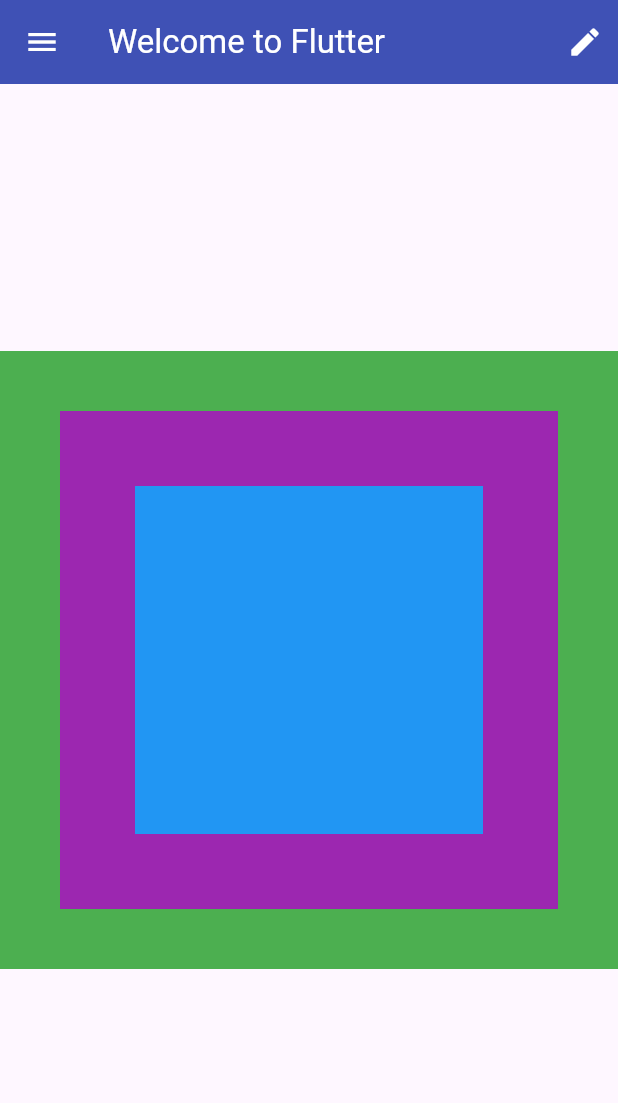
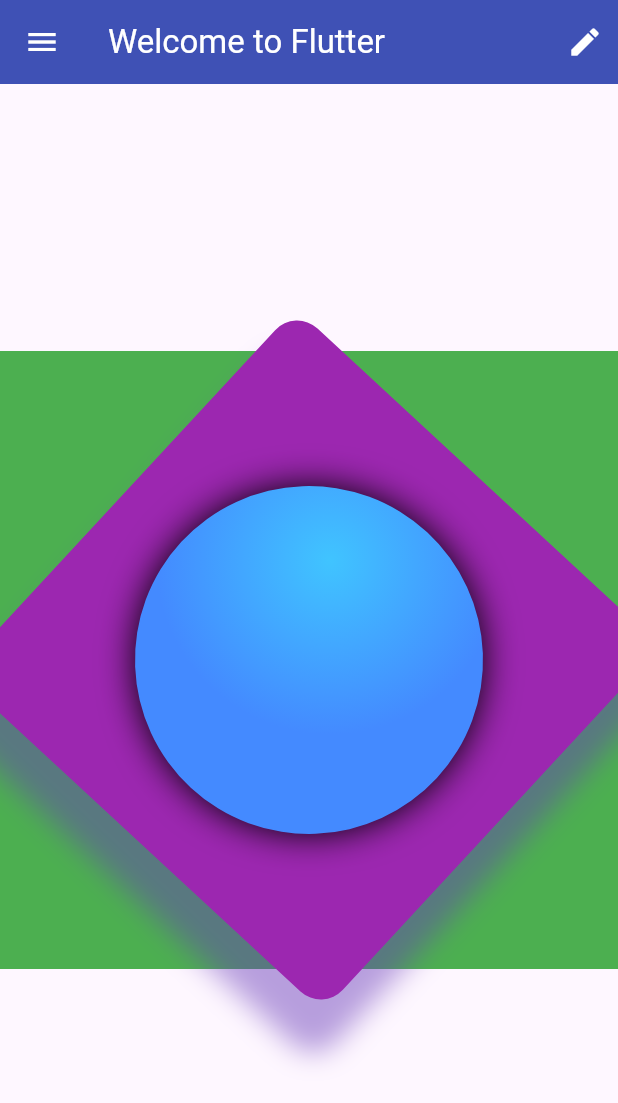
Before and after one commit to MD-DILDAR-MANDAL/learn_flutter, a Flutter app: the screen it shows after launch, on a phone screen of 412 x 824 dp. Shown: the top 1103 px of the screen. Run offline on Flutter 3.47's test engine with Material 3 defaults, Android fonts, the phone set to English and light mode, and no system bars.

Commit message:
add shiny circle, transform rotate

```diff
--- a/lib/immutable_widget.dart
+++ b/lib/immutable_widget.dart
@@ -1,5 +1,5 @@
 import 'package:flutter/material.dart';
-
+import 'dart:math' as math;
 class ImmutableWidget extends StatelessWidget {
   const ImmutableWidget({super.key});
 
@@ -9,16 +9,50 @@ class ImmutableWidget extends StatelessWidget {
       color: Colors.green,
       child: Padding(
         padding: const EdgeInsets.all(40),
-        child: Container(
-          color: Colors.purple,
-          child: Padding(
-            padding: const EdgeInsets.all(50.0),
-            child: Container(
-              color: Colors.blue,
+        child: Transform.rotate(
+          angle: 180/math.pi,
+          child: Container(
+            width: 250,
+            height: 250,
+            decoration: BoxDecoration(
+              color: Colors.purple,
+              boxShadow: [
+                BoxShadow(
+                  color: Colors.deepPurple.withAlpha(120),
+                  spreadRadius: 4,
+                  blurRadius: 15,
+                  offset: Offset.fromDirection(1.0, 30),
+                ),
+              ],
+              borderRadius:const BorderRadius.all(
+                Radius.circular(20)
+                ),
             ),
-          )
+            child: Padding(
+              padding: const EdgeInsets.all(50.0),
+              child: _buildShinyCircle(),
+            ),
+          ),
         ),
       ),
     );
   }
+
+  Widget _buildShinyCircle() {
+    return Container(
+      decoration: const BoxDecoration(
+        shape: BoxShape.circle,
+        gradient: RadialGradient(
+          colors:[
+            Colors.lightBlueAccent,
+            Colors.blueAccent,
+          ],
+          center: Alignment(-0.3, -0.5)
+        ),
+        boxShadow:[
+          BoxShadow(blurRadius: 20),
+        ]
+      ),
+    );
+  }
 }
--- a/lib/main.dart
+++ b/lib/main.dart
@@ -1,5 +1,4 @@
 import 'package:flutter/material.dart';
-import 'package:hello_flutter/immutable_widget.dart';
 import './basic_screen.dart';
 void main() => runApp(const StaticApp());
 
```
